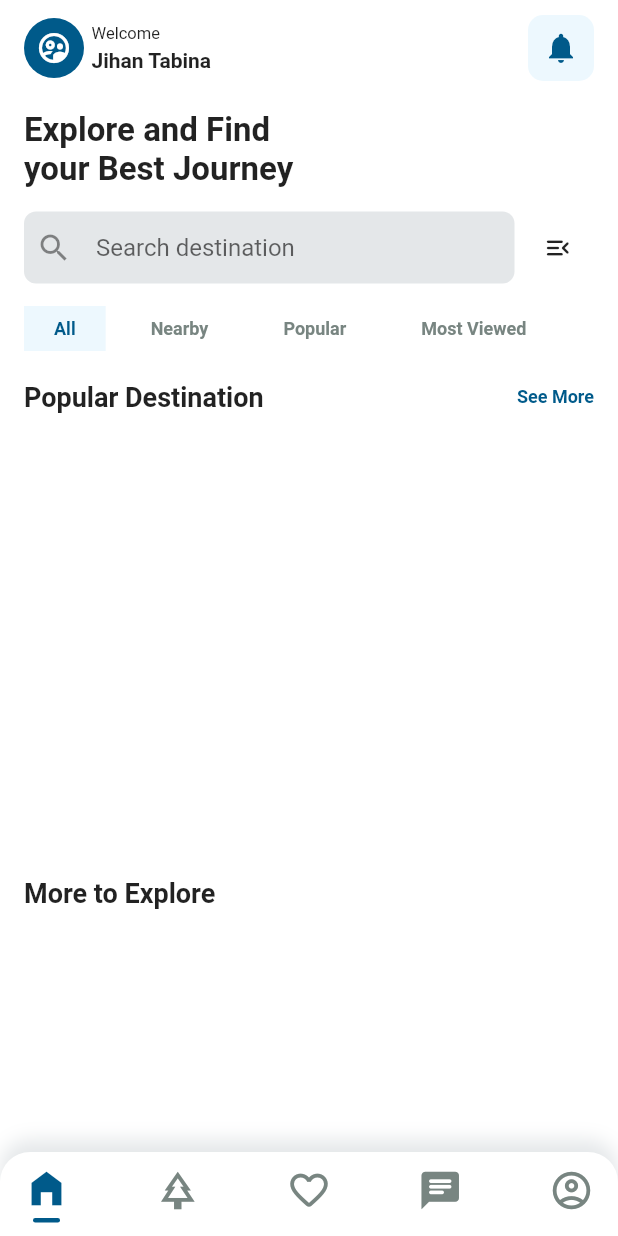
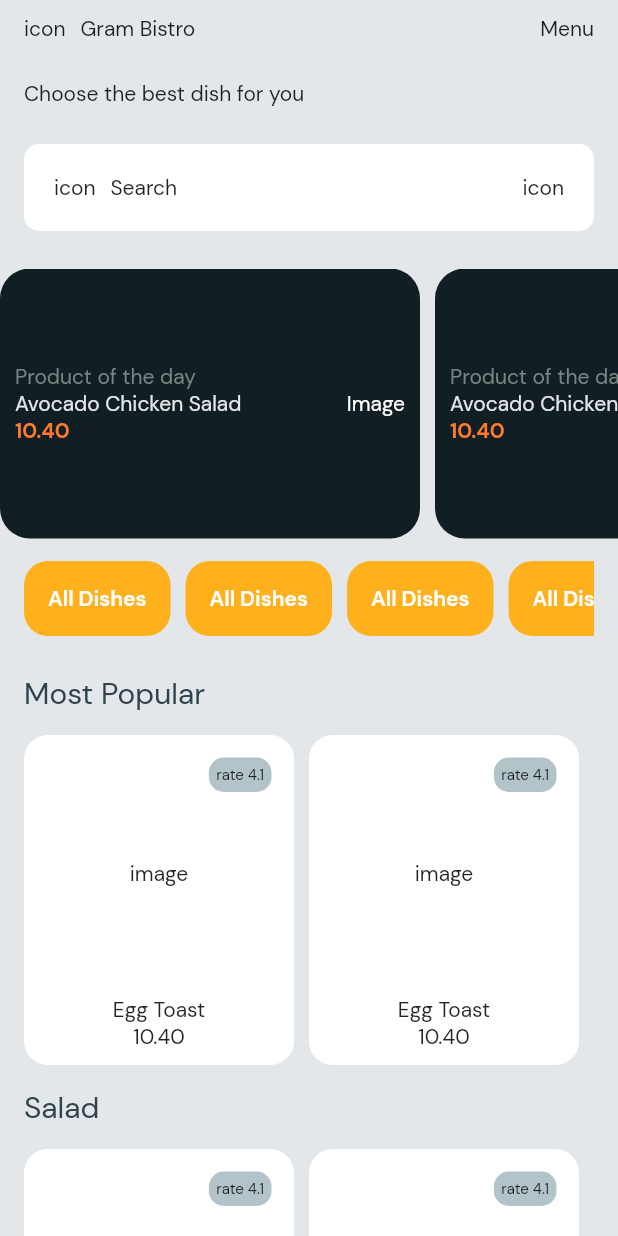
Before and after one commit to arizkyana/portokit, a Flutter app: the screen it shows after launch, on a phone screen of 412 x 824 dp. Run offline on Flutter 3.47's test engine with Material 2 defaults, Android fonts, the phone set to English and light mode, and no system bars; missing offline and left inert: dart:ffi.

Commit message:
feat(CHORE): setup porto ORDER MAKAN
FEATURES:
feat(Home): create base components

```diff
--- a/lib/configs/themes.dart
+++ b/lib/configs/themes.dart
@@ -11,6 +11,12 @@ abstract class PortoKitTheme {
 
   late Color blueSoft;
   late Color blueDark;
+
+  late Color white;
+
+  late Color orangeMain;
+  late Color orangeMid;
+  late Color orangeLight;
 }
 
 class LightTheme extends PortoKitTheme {
@@ -22,4 +28,10 @@ class LightTheme extends PortoKitTheme {
 
   Color blueSoft = const Color.fromRGBO(237, 248, 254, 1);
   Color blueDark = Color.fromARGB(255, 0, 90, 138);
+
+  Color white = Color.fromRGBO(255, 255, 255, 1);
+
+  Color orangeMain = Color.fromRGBO(255, 123, 44, 1);
+  Color orangeMid = Color.fromRGBO(255, 176, 29, 1);
+  Color orangeLight = Color.fromRGBO(255, 176, 128, 1);
 }
--- a/lib/main.dart
+++ b/lib/main.dart
@@ -1,6 +1,7 @@
 import 'package:flutter/material.dart';
 import 'package:portokit/providers/provider_root.dart';
 import 'package:portokit/screens/screen_explore.dart';
+import 'package:portokit/screens/screen_home.dart';
 import 'package:provider/provider.dart';
 
 void main() {
@@ -23,9 +24,10 @@ class MyApp extends StatelessWidget {
     return MaterialApp(
       title: 'Flutter Demo',
       theme: ThemeData(
+        fontFamily: "DMSans",
         primarySwatch: Colors.blue,
       ),
-      home: const ScreenExplore(),
+      home: const ScreenHome(),
     );
   }
 }
--- /dev/null
+++ b/lib/screens/screen_home.dart
@@ -0,0 +1,389 @@
+import 'package:flutter/material.dart';
+import 'package:flutter/src/widgets/container.dart';
+import 'package:flutter/src/widgets/framework.dart';
+import 'package:portokit/configs/themes.dart';
+
+class WidgetHeader extends StatelessWidget {
+  const WidgetHeader({super.key});
+
+  @override
+  Widget build(BuildContext context) {
+    return Container(
+      padding: EdgeInsets.symmetric(
+        horizontal: 16,
+        vertical: 10,
+      ),
+      child: Row(
+        children: [
+          Container(
+            child: Text("icon"),
+          ),
+          SizedBox(
+            width: 10,
+          ),
+          Expanded(
+            child: Container(
+              child: Text('Gram Bistro'),
+            ),
+          ),
+          Container(
+            child: Text('Menu'),
+          ),
+        ],
+      ),
+    );
+  }
+}
+
+class WidgetSearch extends StatefulWidget {
+  const WidgetSearch({super.key});
+
+  @override
+  State<WidgetSearch> createState() => _WidgetSearchState();
+}
+
+class _WidgetSearchState extends State<WidgetSearch> {
+  @override
+  Widget build(BuildContext context) {
+    return Container(
+      padding: EdgeInsets.symmetric(
+        horizontal: 16,
+        vertical: 10,
+      ),
+      child: Container(
+        width: double.infinity,
+        padding: EdgeInsets.all(20),
+        decoration: BoxDecoration(
+          borderRadius: BorderRadius.circular(10),
+          color: PortoKitTheme.of(context).white,
+        ),
+        child: Row(
+          children: [
+            Container(
+              child: Text('icon'),
+            ),
+            SizedBox(
+              width: 10,
+            ),
+            Expanded(
+              child: Container(
+                child: Text('Search'),
+              ),
+            ),
+            Container(
+              child: Text('icon'),
+            ),
+          ],
+        ),
+      ),
+    );
+  }
+}
+
+class WidgetItemBanner extends StatelessWidget {
+  const WidgetItemBanner({super.key});
+
+  @override
+  Widget build(BuildContext context) {
+    return Container(
+      width: 280,
+      margin: EdgeInsets.only(
+        right: 10,
+      ),
+      padding: EdgeInsets.all(10),
+      decoration: BoxDecoration(
+        borderRadius: BorderRadius.circular(20),
+        color: PortoKitTheme.of(context).generalDark,
+      ),
+      child: Row(
+        children: [
+          Expanded(
+            child: Container(
+              alignment: Alignment.topLeft,
+              child: Column(
+                mainAxisAlignment: MainAxisAlignment.center,
+                crossAxisAlignment: CrossAxisAlignment.start,
+                children: [
+                  Container(
+                    child: Text(
+                      'Product of the day',
+                      style: TextStyle(
+                        color: PortoKitTheme.of(context).generalMid,
+                      ),
+                    ),
+                  ),
+                  Container(
+                    child: Text(
+                      'Avocado Chicken Salad',
+                      style: TextStyle(
+                        color: PortoKitTheme.of(context).generalSoft,
+                      ),
+                    ),
+                  ),
+                  Container(
+                    child: Text(
+                      '10.40',
+                      style: TextStyle(
+                        color: PortoKitTheme.of(context).orangeMain,
+                        fontWeight: FontWeight.bold,
+                      ),
+                    ),
+                  ),
+                ],
+              ),
+            ),
+          ),
+          Container(
+            child: Text(
+              'Image',
+              style: TextStyle(
+                color: PortoKitTheme.of(context).white,
+              ),
+            ),
+          ),
+        ],
+      ),
+    );
+  }
+}
+
+class WidgetListBanner extends StatelessWidget {
+  const WidgetListBanner({super.key});
+
+  @override
+  Widget build(BuildContext context) {
+    return Container(
+      width: double.infinity,
+      height: 180,
+      child: ListView.builder(
+          scrollDirection: Axis.horizontal,
+          primary: false,
+          itemCount: 3,
+          shrinkWrap: true,
+          itemBuilder: (context, index) {
+            return WidgetItemBanner();
+          }),
+    );
+  }
+}
+
+class WidgetItemFilter extends StatelessWidget {
+  const WidgetItemFilter({super.key});
+
+  @override
+  Widget build(BuildContext context) {
+    return GestureDetector(
+      onTap: () {},
+      child: Container(
+        alignment: Alignment.center,
+        margin: EdgeInsets.only(
+          right: 10,
+        ),
+        padding: EdgeInsets.symmetric(horizontal: 16),
+        decoration: BoxDecoration(
+          borderRadius: BorderRadius.circular(16),
+          color: PortoKitTheme.of(context).orangeMid,
+        ),
+        child: Text(
+          'All Dishes',
+          style: TextStyle(
+            color: PortoKitTheme.of(context).white,
+            fontWeight: FontWeight.bold,
+          ),
+        ),
+      ),
+    );
+  }
+}
+
+class WidgetFilters extends StatefulWidget {
+  const WidgetFilters({super.key});
+
+  @override
+  State<WidgetFilters> createState() => _WidgetFiltersState();
+}
+
+class _WidgetFiltersState extends State<WidgetFilters> {
+  @override
+  Widget build(BuildContext context) {
+    return Container(
+      padding: EdgeInsets.symmetric(
+        horizontal: 16,
+      ),
+      width: double.infinity,
+      height: 50,
+      child: ListView.builder(
+          scrollDirection: Axis.horizontal,
+          primary: false,
+          itemCount: 10,
+          shrinkWrap: true,
+          itemBuilder: (context, index) {
+            return WidgetItemFilter();
+          }),
+    );
+  }
+}
+
+class WidgetItemFood extends StatelessWidget {
+  const WidgetItemFood({super.key});
+
+  @override
+  Widget build(BuildContext context) {
+    return Container(
+      width: 180,
+      padding: EdgeInsets.all(10),
+      margin: EdgeInsets.only(
+        right: 10,
+      ),
+      decoration: BoxDecoration(
+        borderRadius: BorderRadius.circular(16),
+        color: PortoKitTheme.of(context).white,
+      ),
+      child: Container(
+        width: double.infinity,
+        height: double.infinity,
+        child: Stack(
+          children: [
+            Container(
+              alignment: Alignment.center,
+              child: Column(
+                children: [
+                  Expanded(
+                    child: Container(
+                      alignment: Alignment.center,
+                      child: Text('image'),
+                    ),
+                  ),
+                  Text('Egg Toast'),
+                  Text('10.40'),
+                ],
+              ),
+            ),
+            Positioned(
+              top: 5,
+              right: 5,
+              child: Container(
+                padding: EdgeInsets.all(5),
+                decoration: BoxDecoration(
+                  borderRadius: BorderRadius.circular(10),
+                  color: PortoKitTheme.of(context).generalLight,
+                ),
+                child: Text(
+                  'rate 4.1',
+                  style: TextStyle(
+                    fontSize: 10,
+                  ),
+                ),
+              ),
+            ),
+          ],
+        ),
+      ),
+    );
+  }
+}
+
+class WidgetListFoods extends StatelessWidget {
+  const WidgetListFoods({super.key});
+
+  @override
+  Widget build(BuildContext context) {
+    return Container(
+      padding: EdgeInsets.symmetric(horizontal: 16),
+      width: double.infinity,
+      height: 220,
+      child: ListView.builder(
+          scrollDirection: Axis.horizontal,
+          primary: false,
+          itemCount: 10,
+          shrinkWrap: true,
+          itemBuilder: (context, builder) {
+            return WidgetItemFood();
+          }),
+    );
+  }
+}
+
+class ScreenHome extends StatelessWidget {
+  const ScreenHome({super.key});
+
+  @override
+  Widget build(BuildContext context) {
+    return Scaffold(
+      backgroundColor: PortoKitTheme.of(context).generalSoft,
+      body: SafeArea(
+        child: SingleChildScrollView(
+          child: Container(
+            child: Column(
+              children: [
+                WidgetHeader(),
+                SizedBox(
+                  height: 15,
+                ),
+                Container(
+                  padding: EdgeInsets.symmetric(
+                    horizontal: 16,
+                  ),
+                  alignment: Alignment.centerLeft,
+                  child: Text('Choose the best dish for you'),
+                ),
+                SizedBox(
+                  height: 15,
+                ),
+                WidgetSearch(),
+                SizedBox(
+                  height: 15,
+                ),
+                WidgetListBanner(),
+                SizedBox(
+                  height: 15,
+                ),
+                WidgetFilters(),
+                SizedBox(
+                  height: 25,
+                ),
+                Container(
+                  padding: EdgeInsets.symmetric(
+                    horizontal: 16,
+                  ),
+                  alignment: Alignment.centerLeft,
+                  child: Text(
+                    'Most Popular',
+                    style: TextStyle(
+                      color: PortoKitTheme.of(context).generalMain,
+                      fontSize: 20,
+                    ),
+                  ),
+                ),
+                SizedBox(
+                  height: 15,
+                ),
+                WidgetListFoods(),
+                SizedBox(
+                  height: 15,
+                ),
+                Container(
+                  padding: EdgeInsets.symmetric(
+                    horizontal: 16,
+                  ),
+                  alignment: Alignment.centerLeft,
+                  child: Text(
+                    'Salad',
+                    style: TextStyle(
+                      color: PortoKitTheme.of(context).generalMain,
+                      fontSize: 20,
+                    ),
+                  ),
+                ),
+                SizedBox(
+                  height: 15,
+                ),
+                WidgetListFoods(),
+              ],
+            ),
+          ),
+        ),
+      ),
+    );
+  }
+}
```
Also changed, not shown: assets/fonts/OFL.txt (added, +93 -0 lines), pubspec.yaml (+11 -10 lines), assets/fonts/DMSans-Bold.ttf (added), assets/fonts/DMSans-BoldItalic.ttf (added), assets/fonts/DMSans-Italic.ttf (added), assets/fonts/DMSans-Medium.ttf (added), assets/fonts/DMSans-MediumItalic.ttf (added), assets/fonts/DMSans-Regular.ttf (added), pubspec.lock.
